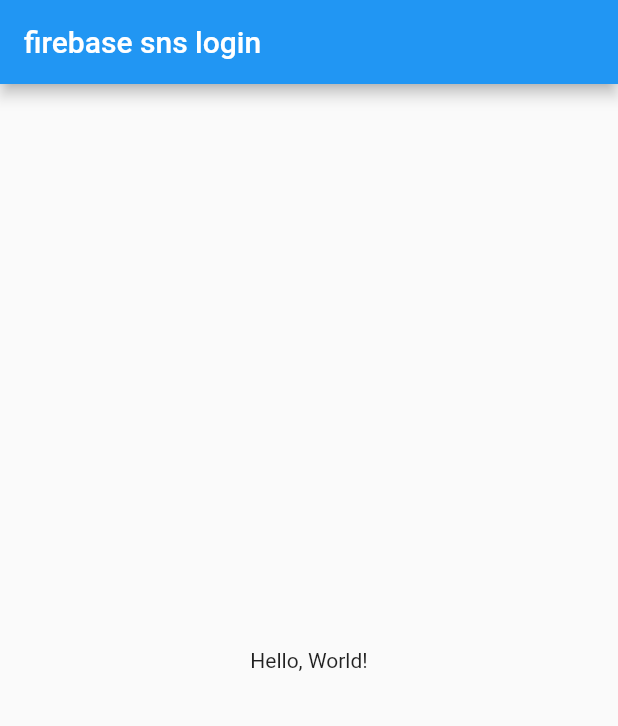
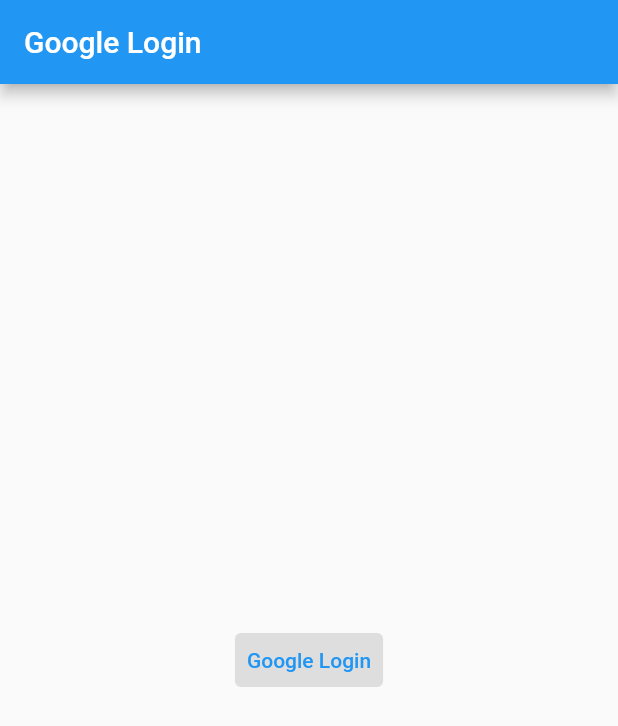
Before and after one commit to labyrinth30/flutter-firebase-auth, a Flutter app: the screen it shows after launch, on a phone screen of 412 x 824 dp. Shown: the top 726 px of the screen. Run offline on Flutter 3.47's test engine with Material 2 defaults, Android fonts, the phone set to English and light mode, and no system bars; our stand-ins replace firebase_auth, firebase_core, google_sign_in; accounts and stored records are empty.

Commit message:
구글 로그인 기능 구현

```diff
--- a/lib/src/screens/home_screen.dart
+++ b/lib/src/screens/home_screen.dart
@@ -1,6 +1,8 @@
 // ignore_for_file: camel_case_types
 
+import 'package:firebase_auth/firebase_auth.dart';
 import 'package:flutter/material.dart';
+import 'login_screen.dart';
 
 class home_screen extends StatelessWidget {
   const home_screen({super.key});
@@ -8,12 +10,28 @@ class home_screen extends StatelessWidget {
   @override
   Widget build(BuildContext context) {
     return Scaffold(
-      appBar: AppBar(
-        title: const Text('firebase sns login'),
-      ),
-      body: const Center(
-        child: Text('Hello, World!'),
-      ),
-    );
+        body: StreamBuilder(
+      stream: FirebaseAuth.instance.authStateChanges(),
+      builder: (BuildContext context, AsyncSnapshot<User?> snapshot) {
+        if (!snapshot.hasData) {
+          return const login_screen();
+        } else {
+          return Center(
+            child: Column(
+              mainAxisAlignment: MainAxisAlignment.center,
+              children: [
+                Text("${snapshot.data!.displayName} 님 환영합니다."),
+                TextButton(
+                    style: ButtonStyle(
+                        backgroundColor: MaterialStateProperty.all(
+                            Colors.grey.withOpacity(0.3))),
+                    onPressed: FirebaseAuth.instance.signOut,
+                    child: const Text('Google Logout'))
+              ],
+            ),
+          );
+        }
+      },
+    ));
   }
 }
--- /dev/null
+++ b/lib/src/screens/login_screen.dart
@@ -0,0 +1,48 @@
+// ignore_for_file: camel_case_types
+import 'package:firebase_auth/firebase_auth.dart';
+import 'package:flutter/material.dart';
+import 'package:google_sign_in/google_sign_in.dart';
+
+class login_screen extends StatelessWidget {
+  const login_screen({super.key});
+
+  Future<UserCredential> signInWithGoogle() async {
+    // Trigger the authentication flow
+    final GoogleSignInAccount? googleUser = await GoogleSignIn().signIn();
+
+    // Obtain the auth details from the request
+    final GoogleSignInAuthentication? googleAuth =
+        await googleUser?.authentication;
+
+    // Create a new credential
+    final credential = GoogleAuthProvider.credential(
+      accessToken: googleAuth?.accessToken,
+      idToken: googleAuth?.idToken,
+    );
+
+    // Once signed in, return the UserCredential
+    return await FirebaseAuth.instance.signInWithCredential(credential);
+  }
+
+  @override
+  Widget build(BuildContext context) {
+    return Scaffold(
+      appBar: AppBar(
+        title: const Text('Google Login'),
+      ),
+      body: Center(
+        child: Column(
+          mainAxisAlignment: MainAxisAlignment.center,
+          children: [
+            TextButton(
+                style: ButtonStyle(
+                    backgroundColor: MaterialStateProperty.all(
+                        Colors.grey.withOpacity(0.3))),
+                onPressed: signInWithGoogle,
+                child: const Text('Google Login'))
+          ],
+        ),
+      ),
+    );
+  }
+}
--- a/pubspec.yaml
+++ b/pubspec.yaml
@@ -37,6 +37,7 @@ dependencies:
   cupertino_icons: ^1.0.2
   firebase_core: ^2.15.1
   firebase_auth: ^4.9.0
+  google_sign_in: ^6.1.5
 
 dev_dependencies:
   flutter_test:
```
Also changed, not shown: pubspec.lock, 1 other file.
